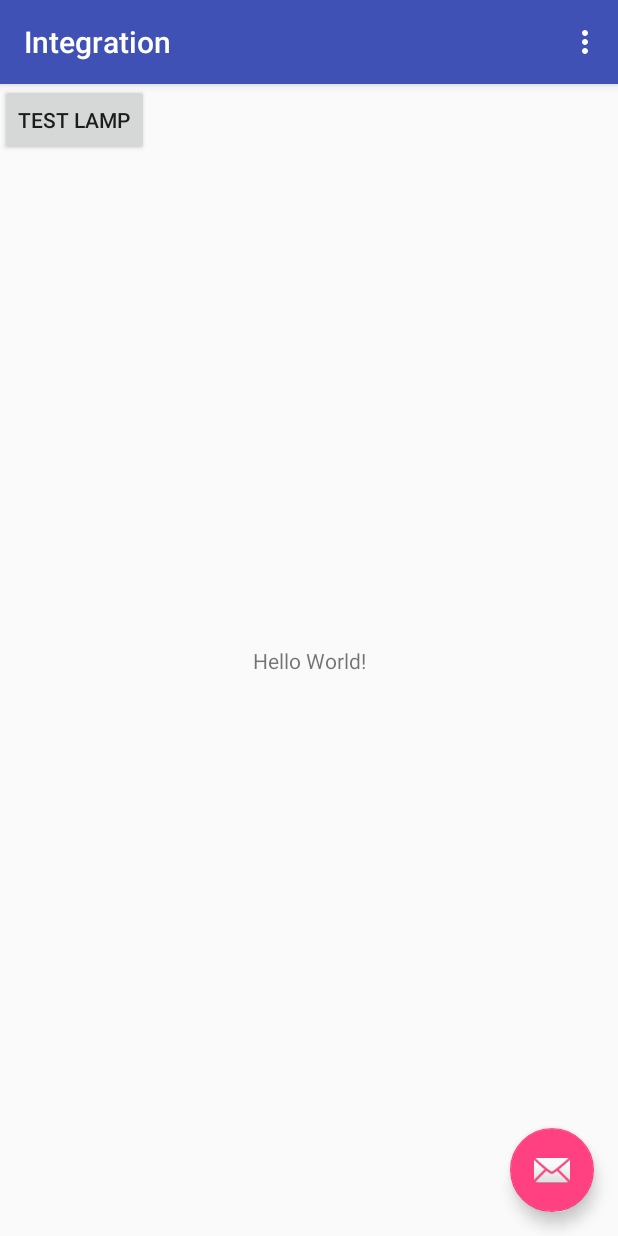
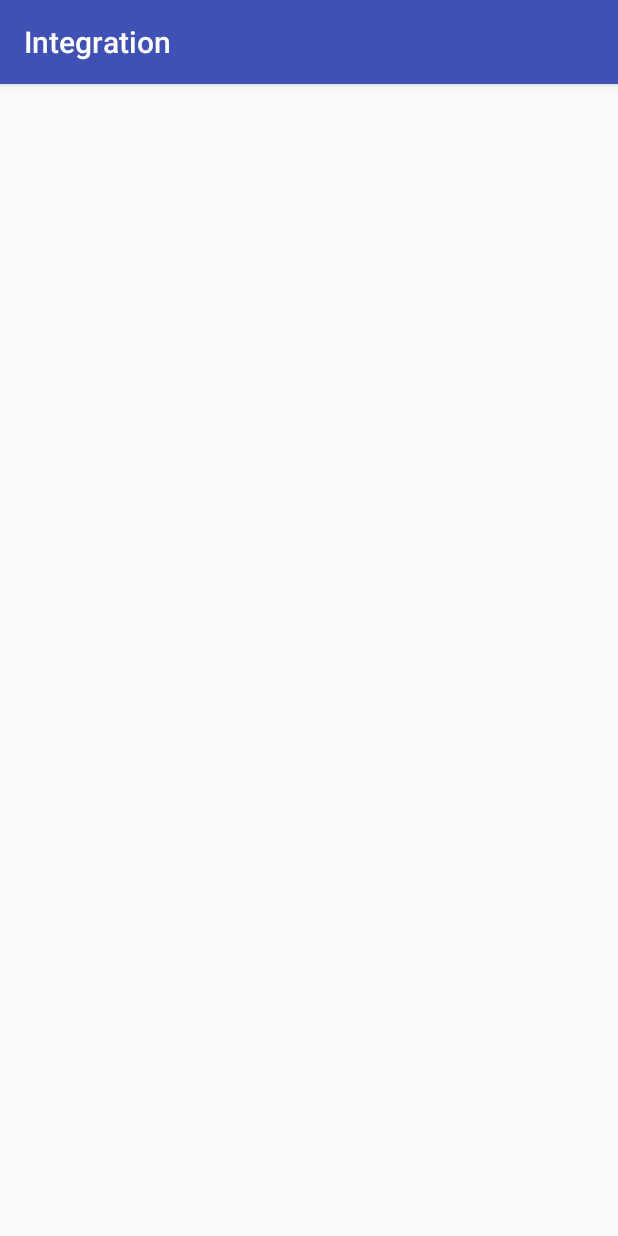
Before and after one commit to TheMrL14/Nibll, an Android app: the screen it shows after launch (MainActivity before the commit, ScanActivity after it), on a phone screen of 412 x 824 dp. Run offline under Robolectric (Android 15) with nearby library versions, the phone set to English and light mode, and no system bars.

Commit message:
hello there

```diff
--- a/Super awesome fancy app with 100% legit Jarvis support/app/src/main/AndroidManifest.xml
+++ b/Super awesome fancy app with 100% legit Jarvis support/app/src/main/AndroidManifest.xml
@@ -9,18 +9,14 @@
         android:roundIcon="@mipmap/ic_launcher_round"
         android:supportsRtl="true"
         android:theme="@style/AppTheme">
-        <activity
-            android:name=".MainActivity"
-            android:label="@string/app_name"
-            android:theme="@style/AppTheme.NoActionBar">
+        <activity android:name=".Settings_Login" />
+        <activity android:name=".ScanActivity">
             <intent-filter>
                 <action android:name="android.intent.action.MAIN" />
 
                 <category android:name="android.intent.category.LAUNCHER" />
             </intent-filter>
         </activity>
-        <activity android:name=".Settings_Login" />
-        <activity android:name=".LampTest"></activity>
     </application>
 
 </manifest>
--- a/Super awesome fancy app with 100% legit Jarvis support/app/src/main/java/com/example/ninjawulf98/integration/MainActivity.java
+++ /dev/null
@@ -1,59 +0,0 @@
-package com.example.ninjawulf98.integration;
-
-import android.os.Bundle;
-import android.support.design.widget.FloatingActionButton;
-import android.support.design.widget.Snackbar;
-import android.support.v7.app.AppCompatActivity;
-import android.support.v7.widget.Toolbar;
-import android.util.Log;
-import android.view.View;
-import android.view.Menu;
-import android.view.MenuItem;
-
-public class MainActivity extends AppCompatActivity {
-
-    private static final String TAG = "testLampt";
-
-    @Override
-    protected void onCreate(Bundle savedInstanceState) {
-        super.onCreate(savedInstanceState);
-        setContentView(R.layout.activity_main);
-        Toolbar toolbar = (Toolbar) findViewById(R.id.toolbar);
-        setSupportActionBar(toolbar);
-
-        FloatingActionButton fab = (FloatingActionButton) findViewById(R.id.fab);
-        fab.setOnClickListener(new View.OnClickListener() {
-            @Override
-            public void onClick(View view) {
-                Snackbar.make(view, "Replace with your own action", Snackbar.LENGTH_LONG)
-                        .setAction("Action", null).show();
-            }
-        });
-    }
-
-    @Override
-    public boolean onCreateOptionsMenu(Menu menu) {
-        // Inflate the menu; this adds items to the action bar if it is present.
-        getMenuInflater().inflate(R.menu.menu_main, menu);
-        return true;
-    }
-
-    public void onButtonClick(View v) {
-        Log.i(TAG, "onButtonClick: test");
-    }
-
-    @Override
-    public boolean onOptionsItemSelected(MenuItem item) {
-        // Handle action bar item clicks here. The action bar will
-        // automatically handle clicks on the Home/Up button, so long
-        // as you specify a parent activity in AndroidManifest.xml.
-        int id = item.getItemId();
-
-        //noinspection SimplifiableIfStatement
-        if (id == R.id.action_settings) {
-            return true;
-        }
-
-        return super.onOptionsItemSelected(item);
-    }
-}
--- a/Super awesome fancy app with 100% legit Jarvis support/app/src/main/java/com/example/ninjawulf98/integration/LampTest.java
+++ b/Super awesome fancy app with 100% legit Jarvis support/app/src/main/java/com/example/ninjawulf98/integration/ScanActivity.java
@@ -3,11 +3,11 @@
 import android.support.v7.app.AppCompatActivity;
 import android.os.Bundle;
 
-public class LampTest extends AppCompatActivity {
+public class ScanActivity extends AppCompatActivity {
 
     @Override
     protected void onCreate(Bundle savedInstanceState) {
         super.onCreate(savedInstanceState);
-        setContentView(R.layout.activity_lamp_tet);
+        setContentView(R.layout.activity_scan);
     }
 }
--- a/Super awesome fancy app with 100% legit Jarvis support/app/src/main/res/layout/activity_main.xml
+++ /dev/null
@@ -1,36 +0,0 @@
-<?xml version="1.0" encoding="utf-8"?>
-<android.support.design.widget.CoordinatorLayout xmlns:android="http://schemas.android.com/apk/res/android"
-    xmlns:app="http://schemas.android.com/apk/res-auto"
-    xmlns:tools="http://schemas.android.com/tools"
-    android:layout_width="match_parent"
-    android:layout_height="match_parent"
-    tools:context="com.example.ninjawulf98.integration.MainActivity">
-
-    <android.support.design.widget.AppBarLayout
-        android:layout_width="match_parent"
-        android:layout_height="wrap_content"
-        android:theme="@style/AppTheme.AppBarOverlay">
-
-        <android.support.v7.widget.Toolbar
-            android:id="@+id/toolbar"
-            android:layout_width="match_parent"
-            android:layout_height="?attr/actionBarSize"
-            android:background="?attr/colorPrimary"
-            app:popupTheme="@style/AppTheme.PopupOverlay" />
-
-    </android.support.design.widget.AppBarLayout>
-
-    <include
-        layout="@layout/content_main"
-        android:layout_width="362dp"
-        tools:layout_editor_absoluteX="-2dp" />
-
-    <android.support.design.widget.FloatingActionButton
-        android:id="@+id/fab"
-        android:layout_width="wrap_content"
-        android:layout_height="wrap_content"
-        android:layout_gravity="bottom|end"
-        android:layout_margin="@dimen/fab_margin"
-        app:srcCompat="@android:drawable/ic_dialog_email" />
-
-</android.support.design.widget.CoordinatorLayout>
--- a/Super awesome fancy app with 100% legit Jarvis support/app/src/main/res/layout/activity_lamp_tet.xml
+++ b/Super awesome fancy app with 100% legit Jarvis support/app/src/main/res/layout/activity_scan.xml
@@ -4,6 +4,6 @@
     xmlns:tools="http://schemas.android.com/tools"
     android:layout_width="match_parent"
     android:layout_height="match_parent"
-    tools:context="com.example.ninjawulf98.integration.LampTest">
+    tools:context="com.example.ninjawulf98.integration.ScanActivity">
 
 </android.support.constraint.ConstraintLayout>
--- a/Super awesome fancy app with 100% legit Jarvis support/app/src/main/res/layout/content_main.xml
+++ /dev/null
@@ -1,29 +0,0 @@
-<?xml version="1.0" encoding="utf-8"?>
-<android.support.constraint.ConstraintLayout xmlns:android="http://schemas.android.com/apk/res/android"
-    xmlns:app="http://schemas.android.com/apk/res-auto"
-    xmlns:tools="http://schemas.android.com/tools"
-    android:layout_width="match_parent"
-    android:layout_height="match_parent"
-    app:layout_behavior="@string/appbar_scrolling_view_behavior"
-    tools:context="com.example.ninjawulf98.integration.MainActivity"
-    tools:showIn="@layout/activity_main">
-
-    <TextView
-        android:layout_width="wrap_content"
-        android:layout_height="wrap_content"
-        android:text="Hello World!"
-        app:layout_constraintBottom_toBottomOf="parent"
-        app:layout_constraintLeft_toLeftOf="parent"
-        app:layout_constraintRight_toRightOf="parent"
-        app:layout_constraintTop_toTopOf="parent" />
-
-    <Button
-        android:id="@+id/Test_lamp"
-        android:layout_width="wrap_content"
-        android:layout_height="wrap_content"
-        android:onClick="onButtonClick"
-        android:text="Test lamp"
-        tools:layout_editor_absoluteX="131dp"
-        tools:layout_editor_absoluteY="120dp" />
-
-</android.support.constraint.ConstraintLayout>
--- a/Super awesome fancy app with 100% legit Jarvis support/app/src/main/res/menu/menu_main.xml
+++ /dev/null
@@ -1,10 +0,0 @@
-<menu xmlns:android="http://schemas.android.com/apk/res/android"
-    xmlns:app="http://schemas.android.com/apk/res-auto"
-    xmlns:tools="http://schemas.android.com/tools"
-    tools:context="com.example.ninjawulf98.integration.MainActivity">
-    <item
-        android:id="@+id/action_settings"
-        android:orderInCategory="100"
-        android:title="@string/action_settings"
-        app:showAsAction="never" />
-</menu>
```
Also changed, not shown: Super awesome fancy app with 100% legit Jarvis support/app/src/main/res/drawable/Logo.png (added).
